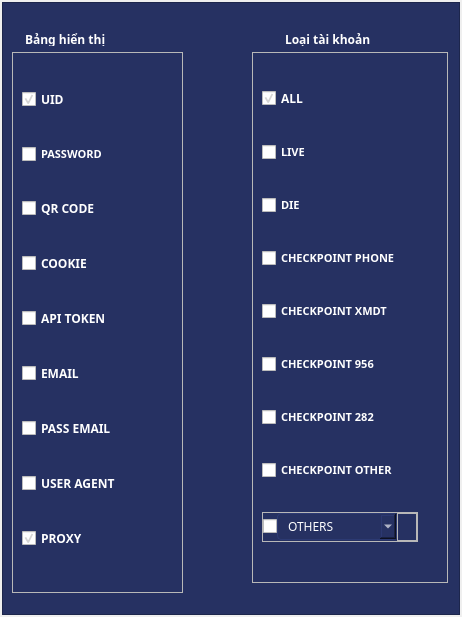
Above: theme/HeaderView.ui from im-dlam/PyQt5.AppManageMMO before the change. Below: the same form after it.
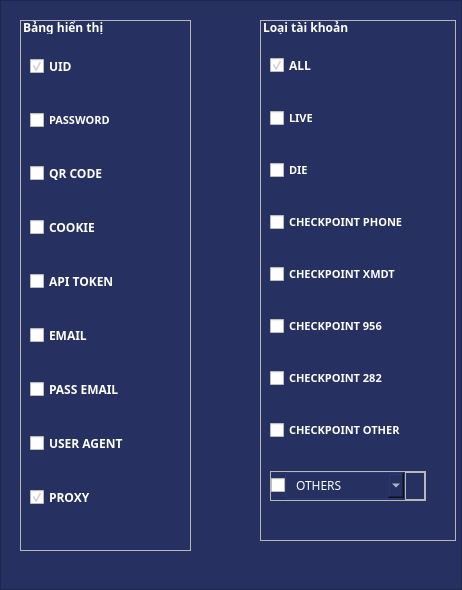
That is the form after the change. Icons and pictures are not drawn.

Commit message: v1.0 ~ update show horizontal headers,model delete account

What changed in the file:
```diff
--- a/theme/HeaderView.ui
+++ b/theme/HeaderView.ui
@@ -7,18 +7,18 @@
     <x>0</x>
     <y>0</y>
     <width>462</width>
-    <height>617</height>
+    <height>590</height>
    </rect>
   </property>
   <property name="minimumSize">
    <size>
-    <width>394</width>
-    <height>617</height>
+    <width>462</width>
+    <height>590</height>
    </size>
   </property>
   <property name="maximumSize">
    <size>
-    <width>500</width>
+    <width>462</width>
     <height>617</height>
    </size>
   </property>
@@ -55,16 +55,16 @@
      <number>0</number>
     </property>
     <property name="leftMargin">
-     <number>2</number>
+     <number>0</number>
     </property>
     <property name="topMargin">
-     <number>2</number>
+     <number>0</number>
     </property>
     <property name="rightMargin">
-     <number>2</number>
+     <number>0</number>
     </property>
     <property name="bottomMargin">
-     <number>2</number>
+     <number>0</number>
     </property>
     <item>
      <widget class="QFrame" name="frame_5">
@@ -82,10 +82,10 @@
       <widget class="QFrame" name="frame_2">
        <property name="geometry">
         <rect>
-         <x>250</x>
-         <y>50</y>
+         <x>260</x>
+         <y>20</y>
          <width>196</width>
-         <height>531</height>
+         <height>521</height>
         </rect>
        </property>
        <property name="frameShape">
@@ -413,10 +413,10 @@
       <widget class="QFrame" name="frame">
        <property name="geometry">
         <rect>
-         <x>10</x>
-         <y>50</y>
+         <x>20</x>
+         <y>20</y>
          <width>171</width>
-         <height>541</height>
+         <height>531</height>
         </rect>
        </property>
        <property name="frameShape">
@@ -592,8 +592,8 @@
       <widget class="QLabel" name="label_2">
        <property name="geometry">
         <rect>
-         <x>280</x>
-         <y>30</y>
+         <x>260</x>
+         <y>20</y>
          <width>161</width>
          <height>20</height>
         </rect>
@@ -619,7 +619,7 @@
        <property name="geometry">
         <rect>
          <x>20</x>
-         <y>30</y>
+         <y>20</y>
          <width>131</width>
          <height>20</height>
         </rect>
@@ -641,47 +641,6 @@
         <string>Bảng hiển thị</string>
        </property>
       </widget>
-      <widget class="QPushButton" name="btn_close">
-       <property name="geometry">
-        <rect>
-         <x>435</x>
-         <y>5</y>
-         <width>20</width>
-         <height>20</height>
-        </rect>
-       </property>
-       <property name="minimumSize">
-        <size>
-         <width>20</width>
-         <height>20</height>
-        </size>
-       </property>
-       <property name="maximumSize">
-        <size>
-         <width>20</width>
-         <height>20</height>
-        </size>
-       </property>
-       <property name="styleSheet">
-        <string notr="true">QPushButton{
-background-color: rgb(38, 49, 98);
-border:none;
-border-radius:3px;
-}
-QPushButton:hover{
-background-color: rgb(222, 61, 98);
-border:none;
-border-radius:3px;
-}</string>
-       </property>
-       <property name="text">
-        <string/>
-       </property>
-       <property name="icon">
-        <iconset resource="../icons/icons.qrc">
-         <normaloff>:/icons/png/icons8-close-30.png</normaloff>:/icons/png/icons8-close-30.png</iconset>
-       </property>
-      </widget>
      </widget>
     </item>
    </layout>
```
Left out of the diff: 40 changed lines with no effect on the pictures. The commit also changes 116 other files.
